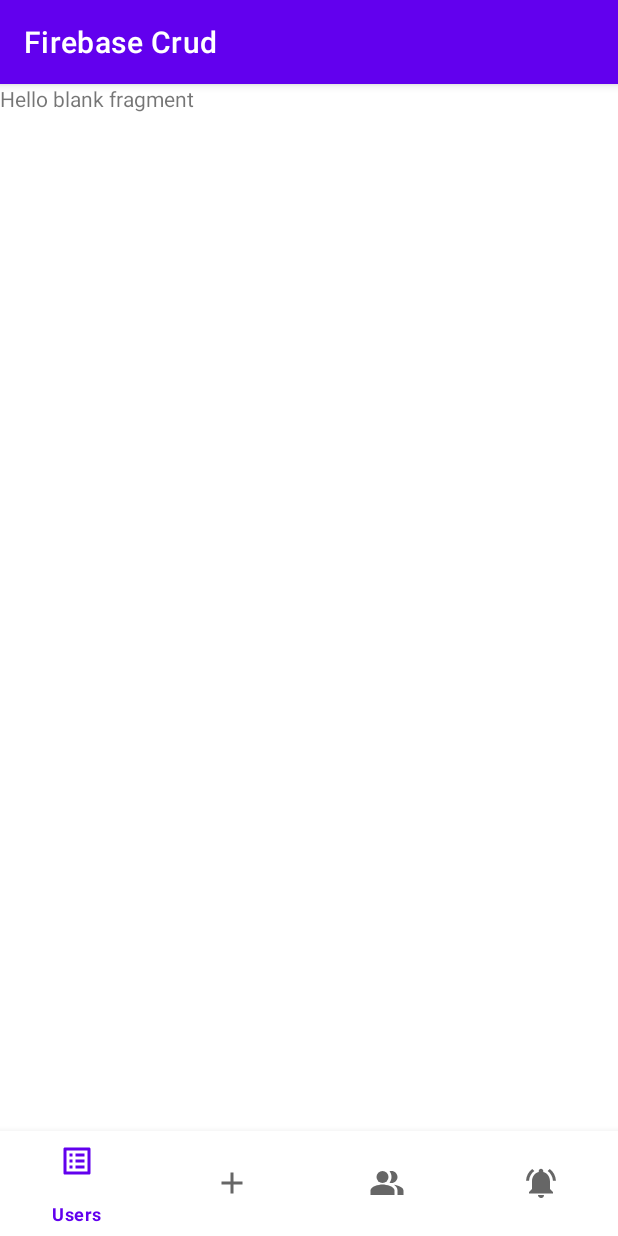
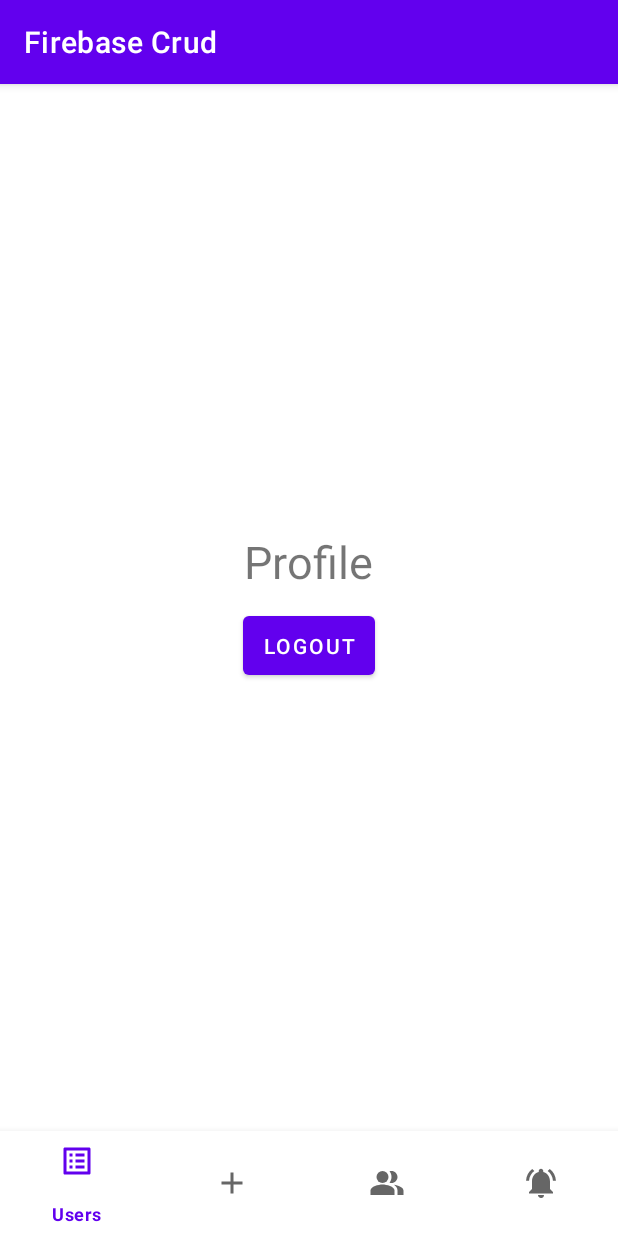
Before and after one commit to zamanz/android-firebase, an Android app: the fragment ProfileFragment placed in its activity, on a phone screen of 412 x 824 dp. Run offline under Robolectric (Android 15) with nearby library versions, the phone set to English and light mode, and no system bars; our stand-ins replace Firebase (no records; nobody signed in at launch, a user with empty details on screens opened directly).

Commit message:
add logout option

```diff
--- a/app/src/main/java/me/kzaman/firebasecrud/views/ProfileFragment.java
+++ b/app/src/main/java/me/kzaman/firebasecrud/views/ProfileFragment.java
@@ -1,5 +1,6 @@
 package me.kzaman.firebasecrud.views;
 
+import android.content.Intent;
 import android.os.Bundle;
 
 import androidx.fragment.app.Fragment;
@@ -7,7 +8,12 @@ import androidx.fragment.app.Fragment;
 import android.view.LayoutInflater;
 import android.view.View;
 import android.view.ViewGroup;
+import android.widget.Button;
+import android.widget.Toast;
 
+import com.google.firebase.auth.FirebaseAuth;
+
+import me.kzaman.firebasecrud.HomeActivity;
 import me.kzaman.firebasecrud.R;
 
 public class ProfileFragment extends Fragment {
@@ -22,6 +28,20 @@ public class ProfileFragment extends Fragment {
     public View onCreateView(LayoutInflater inflater, ViewGroup container,
                              Bundle savedInstanceState) {
         // Inflate the layout for this fragment
-        return inflater.inflate(R.layout.fragment_profile, container, false);
+        View view = inflater.inflate(R.layout.fragment_profile, container, false);
+
+        Button logoutBtn = view.findViewById(R.id.logoutBtn);
+        logoutBtn.setOnClickListener(new View.OnClickListener() {
+            @Override
+            public void onClick(View v) {
+                FirebaseAuth.getInstance().signOut();
+                Intent intent = new Intent(getContext(), HomeActivity.class);
+                startActivity(intent);
+                getActivity().overridePendingTransition(android.R.anim.fade_in, android.R.anim.fade_out);
+                Toast.makeText(getContext(), "User Successfully Logged Out", Toast.LENGTH_SHORT).show();
+                getActivity().finish();
+            }
+        });
+        return view;
     }
 }
--- a/app/src/main/res/layout/fragment_profile.xml
+++ b/app/src/main/res/layout/fragment_profile.xml
@@ -1,14 +1,25 @@
 <?xml version="1.0" encoding="utf-8"?>
-<FrameLayout xmlns:android="http://schemas.android.com/apk/res/android"
+<LinearLayout xmlns:android="http://schemas.android.com/apk/res/android"
+    xmlns:app="http://schemas.android.com/apk/res-auto"
     xmlns:tools="http://schemas.android.com/tools"
     android:layout_width="match_parent"
     android:layout_height="match_parent"
-    tools:context=".views.ProfileFragment">
+    tools:context=".views.ProfileFragment"
+    android:gravity="center"
+    android:orientation="vertical">
 
-    <!-- TODO: Update blank fragment layout -->
     <TextView
-        android:layout_width="match_parent"
-        android:layout_height="match_parent"
-        android:text="@string/hello_blank_fragment" />
+        android:id="@+id/textView"
+        android:layout_width="wrap_content"
+        android:layout_height="wrap_content"
+        android:text="Profile"
+        android:textSize="30sp"/>
 
-</FrameLayout>
+    <Button
+        android:id="@+id/logoutBtn"
+        android:layout_width="wrap_content"
+        android:layout_height="wrap_content"
+        android:layout_marginTop="10dp"
+        android:text="Logout"
+        android:padding="10dp"/>
+</LinearLayout>
```
